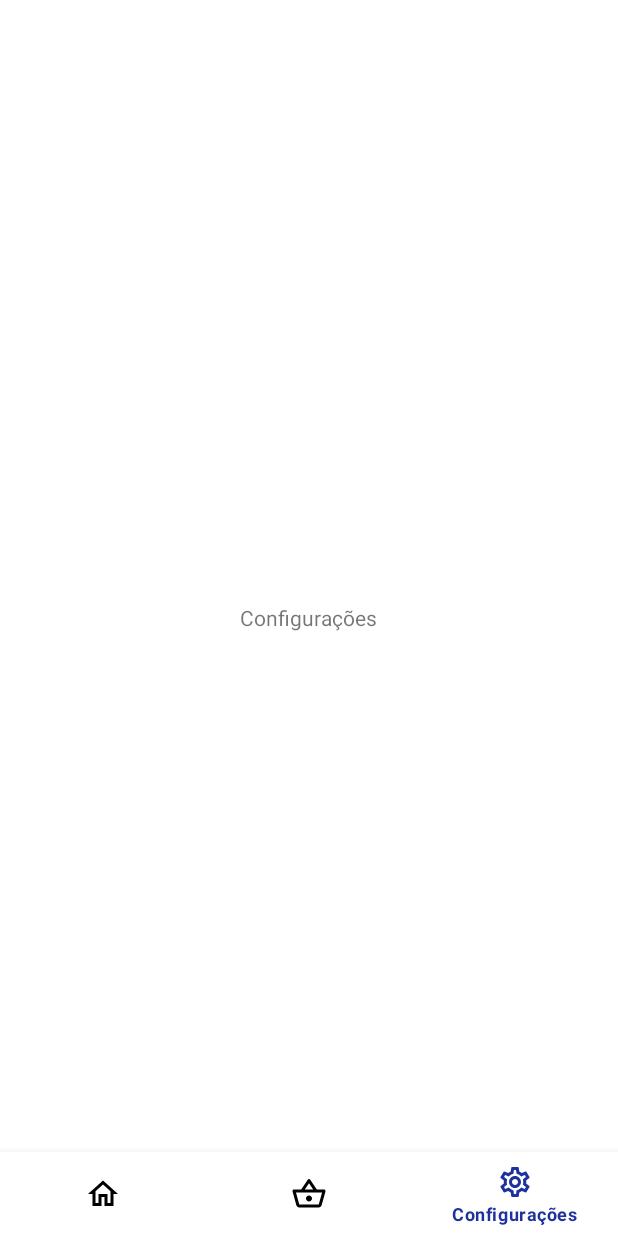
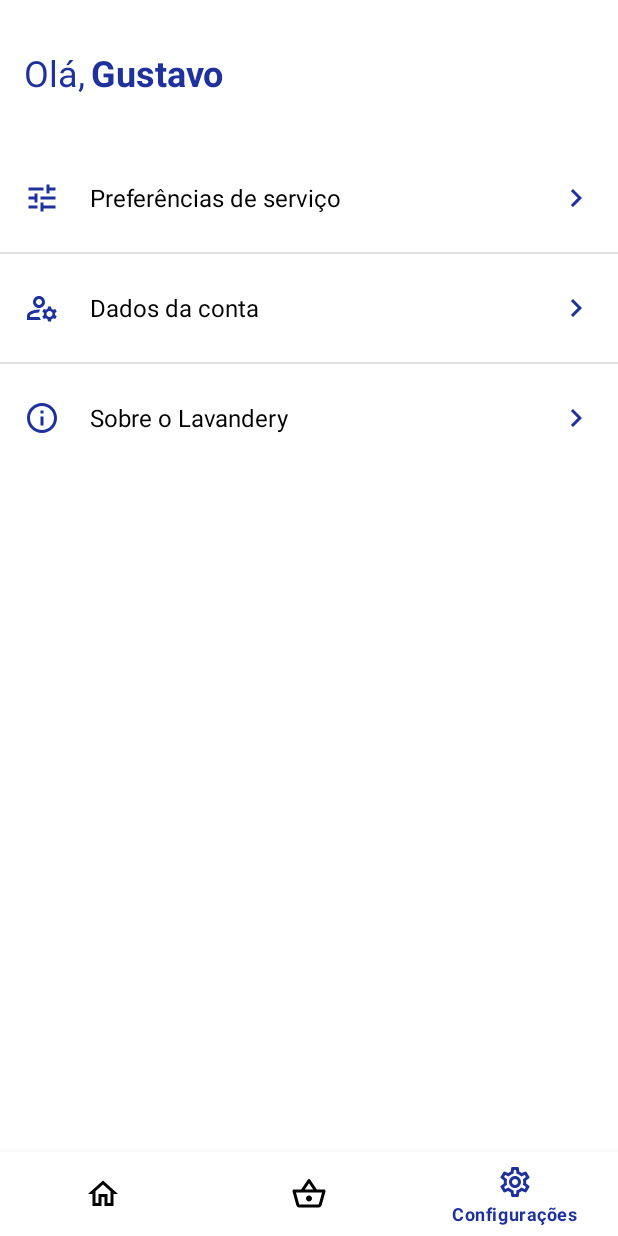
Before and after one commit to ivensgustavo/lavandery, an Android app: the HomeFragment screen opened directly, with no data from a screen before it, item 3 of the bottom bar chosen, on a phone screen of 412 x 824 dp. Run offline under Robolectric (Android 15) with nearby library versions, the phone set to English and light mode, and no system bars.

Commit message:
Create initial structure to settings screen

```diff
--- a/app/src/main/java/dadm/quixada/ufc/lavandery/HomeActivity.kt
+++ b/app/src/main/java/dadm/quixada/ufc/lavandery/HomeActivity.kt
@@ -2,11 +2,14 @@ package dadm.quixada.ufc.lavandery
 
 import androidx.appcompat.app.AppCompatActivity
 import android.os.Bundle
+import android.widget.ArrayAdapter
+import android.widget.ListView
 import androidx.fragment.app.Fragment
 import com.google.android.material.bottomnavigation.BottomNavigationView
 import dadm.quixada.ufc.lavandery.fragments.HomeFragment
 import dadm.quixada.ufc.lavandery.fragments.MyRequestsFragment
 import dadm.quixada.ufc.lavandery.fragments.SettingsFragment
+
 
 class HomeActivity : AppCompatActivity() {
 
--- /dev/null
+++ b/app/src/main/java/dadm/quixada/ufc/lavandery/adapters/SettingsAdapter.kt
@@ -0,0 +1,30 @@
+package dadm.quixada.ufc.lavandery.adapters
+
+import android.app.Activity
+import android.view.LayoutInflater
+import android.view.View
+import android.view.ViewGroup
+import android.widget.ArrayAdapter
+import android.widget.ImageView
+import android.widget.TextView
+import dadm.quixada.ufc.lavandery.R
+import dadm.quixada.ufc.lavandery.internalModels.SettingItem
+
+class SettingsAdapter(private val context: Activity, private val arrayList: ArrayList<SettingItem>)
+    : ArrayAdapter<SettingItem>(context, R.layout.settings_list_item, arrayList) {
+
+    override fun getView(position: Int, convertView: View?, parent: ViewGroup): View {
+
+        val inflater: LayoutInflater = LayoutInflater.from(context)
+        val view: View = inflater.inflate(R.layout.settings_list_item, null)
+
+        val setting = arrayList[position]
+        val settingIcon: ImageView = view.findViewById(R.id.setting_icon)
+        val settingName: TextView = view.findViewById(R.id.setting_name)
+
+        settingIcon.setImageResource(setting.settingIconId)
+        settingName.text = setting.settingName
+
+        return view
+    }
+}
--- a/app/src/main/java/dadm/quixada/ufc/lavandery/fragments/HomeFragment.kt
+++ b/app/src/main/java/dadm/quixada/ufc/lavandery/fragments/HomeFragment.kt
@@ -7,28 +7,7 @@ import android.view.View
 import android.view.ViewGroup
 import dadm.quixada.ufc.lavandery.R
 
-// TODO: Rename parameter arguments, choose names that match
-// the fragment initialization parameters, e.g. ARG_ITEM_NUMBER
-private const val ARG_PARAM1 = "param1"
-private const val ARG_PARAM2 = "param2"
-
-/**
- * A simple [Fragment] subclass.
- * Use the [HomeFragment.newInstance] factory method to
- * create an instance of this fragment.
- */
 class HomeFragment : Fragment() {
-    // TODO: Rename and change types of parameters
-    private var param1: String? = null
-    private var param2: String? = null
-
-    override fun onCreate(savedInstanceState: Bundle?) {
-        super.onCreate(savedInstanceState)
-        arguments?.let {
-            param1 = it.getString(ARG_PARAM1)
-            param2 = it.getString(ARG_PARAM2)
-        }
-    }
 
     override fun onCreateView(
         inflater: LayoutInflater, container: ViewGroup?,
@@ -37,24 +16,4 @@ class HomeFragment : Fragment() {
         // Inflate the layout for this fragment
         return inflater.inflate(R.layout.fragment_home, container, false)
     }
-
-    companion object {
-        /**
-         * Use this factory method to create a new instance of
-         * this fragment using the provided parameters.
-         *
-         * @param param1 Parameter 1.
-         * @param param2 Parameter 2.
-         * @return A new instance of fragment HomeFragment.
-         */
-        // TODO: Rename and change types and number of parameters
-        @JvmStatic
-        fun newInstance(param1: String, param2: String) =
-            HomeFragment().apply {
-                arguments = Bundle().apply {
-                    putString(ARG_PARAM1, param1)
-                    putString(ARG_PARAM2, param2)
-                }
-            }
-    }
 }
--- a/app/src/main/java/dadm/quixada/ufc/lavandery/fragments/MyRequestsFragment.kt
+++ b/app/src/main/java/dadm/quixada/ufc/lavandery/fragments/MyRequestsFragment.kt
@@ -7,28 +7,7 @@ import android.view.View
 import android.view.ViewGroup
 import dadm.quixada.ufc.lavandery.R
 
-// TODO: Rename parameter arguments, choose names that match
-// the fragment initialization parameters, e.g. ARG_ITEM_NUMBER
-private const val ARG_PARAM1 = "param1"
-private const val ARG_PARAM2 = "param2"
-
-/**
- * A simple [Fragment] subclass.
- * Use the [MyRequestsFragment.newInstance] factory method to
- * create an instance of this fragment.
- */
 class MyRequestsFragment : Fragment() {
-    // TODO: Rename and change types of parameters
-    private var param1: String? = null
-    private var param2: String? = null
-
-    override fun onCreate(savedInstanceState: Bundle?) {
-        super.onCreate(savedInstanceState)
-        arguments?.let {
-            param1 = it.getString(ARG_PARAM1)
-            param2 = it.getString(ARG_PARAM2)
-        }
-    }
 
     override fun onCreateView(
         inflater: LayoutInflater, container: ViewGroup?,
@@ -37,24 +16,4 @@ class MyRequestsFragment : Fragment() {
         // Inflate the layout for this fragment
         return inflater.inflate(R.layout.fragment_my_requests, container, false)
     }
-
-    companion object {
-        /**
-         * Use this factory method to create a new instance of
-         * this fragment using the provided parameters.
-         *
-         * @param param1 Parameter 1.
-         * @param param2 Parameter 2.
-         * @return A new instance of fragment MyRequestsFragment.
-         */
-        // TODO: Rename and change types and number of parameters
-        @JvmStatic
-        fun newInstance(param1: String, param2: String) =
-            MyRequestsFragment().apply {
-                arguments = Bundle().apply {
-                    putString(ARG_PARAM1, param1)
-                    putString(ARG_PARAM2, param2)
-                }
-            }
-    }
 }
--- a/app/src/main/java/dadm/quixada/ufc/lavandery/fragments/SettingsFragment.kt
+++ b/app/src/main/java/dadm/quixada/ufc/lavandery/fragments/SettingsFragment.kt
@@ -5,30 +5,12 @@ import androidx.fragment.app.Fragment
 import android.view.LayoutInflater
 import android.view.View
 import android.view.ViewGroup
+import android.widget.ListView
 import dadm.quixada.ufc.lavandery.R
+import dadm.quixada.ufc.lavandery.adapters.SettingsAdapter
+import dadm.quixada.ufc.lavandery.internalModels.SettingItem
 
-// TODO: Rename parameter arguments, choose names that match
-// the fragment initialization parameters, e.g. ARG_ITEM_NUMBER
-private const val ARG_PARAM1 = "param1"
-private const val ARG_PARAM2 = "param2"
-
-/**
- * A simple [Fragment] subclass.
- * Use the [SettingsFragment.newInstance] factory method to
- * create an instance of this fragment.
- */
 class SettingsFragment : Fragment() {
-    // TODO: Rename and change types of parameters
-    private var param1: String? = null
-    private var param2: String? = null
-
-    override fun onCreate(savedInstanceState: Bundle?) {
-        super.onCreate(savedInstanceState)
-        arguments?.let {
-            param1 = it.getString(ARG_PARAM1)
-            param2 = it.getString(ARG_PARAM2)
-        }
-    }
 
     override fun onCreateView(
         inflater: LayoutInflater, container: ViewGroup?,
@@ -38,23 +20,17 @@ class SettingsFragment : Fragment() {
         return inflater.inflate(R.layout.fragment_settings, container, false)
     }
 
-    companion object {
-        /**
-         * Use this factory method to create a new instance of
-         * this fragment using the provided parameters.
-         *
-         * @param param1 Parameter 1.
-         * @param param2 Parameter 2.
-         * @return A new instance of fragment SettingsFragment.
-         */
-        // TODO: Rename and change types and number of parameters
-        @JvmStatic
-        fun newInstance(param1: String, param2: String) =
-            SettingsFragment().apply {
-                arguments = Bundle().apply {
-                    putString(ARG_PARAM1, param1)
-                    putString(ARG_PARAM2, param2)
-                }
-            }
+    override fun onViewCreated(view: View, savedInstanceState: Bundle?) {
+        super.onViewCreated(view, savedInstanceState)
+
+        val settingsList: ArrayList<SettingItem> = ArrayList()
+
+        settingsList.add(SettingItem("Preferências de serviço", R.drawable.ic_services_preferences))
+        settingsList.add(SettingItem("Dados da conta", R.drawable.ic_account_settings))
+        settingsList.add(SettingItem("Sobre o Lavandery", R.drawable.ic_outline_info))
+
+        val adapter = SettingsAdapter(requireActivity(), settingsList)
+        val listView: ListView = view.findViewById(R.id.settings_list_view)
+        listView.adapter = adapter
     }
 }
--- /dev/null
+++ b/app/src/main/java/dadm/quixada/ufc/lavandery/internalModels/SettingItem.kt
@@ -0,0 +1,4 @@
+package dadm.quixada.ufc.lavandery.internalModels
+
+class SettingItem(var settingName: String, var settingIconId: Int) {
+}
--- a/app/src/main/res/drawable/bg_text.xml
+++ /dev/null
@@ -1,7 +0,0 @@
-<?xml version="1.0" encoding="utf-8"?>
-<shape xmlns:android="http://schemas.android.com/apk/res/android"
-    android:shape="rectangle">
-    <solid android:color="#42000000"/>
-    <corners android:radius="5dp"/>
-
-</shape>
--- /dev/null
+++ b/app/src/main/res/drawable/ic_account_settings.xml
@@ -0,0 +1,7 @@
+<vector android:height="24dp" android:tint="#1E319D"
+    android:viewportHeight="24" android:viewportWidth="24"
+    android:width="24dp" xmlns:android="http://schemas.android.com/apk/res/android">
+    <path android:fillColor="@android:color/white" android:pathData="M4,18v-0.65c0,-0.34 0.16,-0.66 0.41,-0.81C6.1,15.53 8.03,15 10,15c0.03,0 0.05,0 0.08,0.01c0.1,-0.7 0.3,-1.37 0.59,-1.98C10.45,13.01 10.23,13 10,13c-2.42,0 -4.68,0.67 -6.61,1.82C2.51,15.34 2,16.32 2,17.35V20h9.26c-0.42,-0.6 -0.75,-1.28 -0.97,-2H4z"/>
+    <path android:fillColor="@android:color/white" android:pathData="M10,12c2.21,0 4,-1.79 4,-4s-1.79,-4 -4,-4C7.79,4 6,5.79 6,8S7.79,12 10,12zM10,6c1.1,0 2,0.9 2,2s-0.9,2 -2,2c-1.1,0 -2,-0.9 -2,-2S8.9,6 10,6z"/>
+    <path android:fillColor="@android:color/white" android:pathData="M20.75,16c0,-0.22 -0.03,-0.42 -0.06,-0.63l1.14,-1.01l-1,-1.73l-1.45,0.49c-0.32,-0.27 -0.68,-0.48 -1.08,-0.63L18,11h-2l-0.3,1.49c-0.4,0.15 -0.76,0.36 -1.08,0.63l-1.45,-0.49l-1,1.73l1.14,1.01c-0.03,0.21 -0.06,0.41 -0.06,0.63s0.03,0.42 0.06,0.63l-1.14,1.01l1,1.73l1.45,-0.49c0.32,0.27 0.68,0.48 1.08,0.63L16,21h2l0.3,-1.49c0.4,-0.15 0.76,-0.36 1.08,-0.63l1.45,0.49l1,-1.73l-1.14,-1.01C20.72,16.42 20.75,16.22 20.75,16zM17,18c-1.1,0 -2,-0.9 -2,-2s0.9,-2 2,-2s2,0.9 2,2S18.1,18 17,18z"/>
+</vector>
--- /dev/null
+++ b/app/src/main/res/drawable/ic_outline_info.xml
@@ -0,0 +1,5 @@
+<vector android:height="24dp" android:tint="#1E319D"
+    android:viewportHeight="24" android:viewportWidth="24"
+    android:width="24dp" xmlns:android="http://schemas.android.com/apk/res/android">
+    <path android:fillColor="@android:color/white" android:pathData="M11,7h2v2h-2zM11,11h2v6h-2zM12,2C6.48,2 2,6.48 2,12s4.48,10 10,10 10,-4.48 10,-10S17.52,2 12,2zM12,20c-4.41,0 -8,-3.59 -8,-8s3.59,-8 8,-8 8,3.59 8,8 -3.59,8 -8,8z"/>
+</vector>
--- /dev/null
+++ b/app/src/main/res/drawable/ic_services_preferences.xml
@@ -0,0 +1,5 @@
+<vector android:height="24dp" android:tint="#1E319D"
+    android:viewportHeight="24" android:viewportWidth="24"
+    android:width="24dp" xmlns:android="http://schemas.android.com/apk/res/android">
+    <path android:fillColor="@android:color/white" android:pathData="M3,17v2h6v-2L3,17zM3,5v2h10L13,5L3,5zM13,21v-2h8v-2h-8v-2h-2v6h2zM7,9v2L3,11v2h4v2h2L9,9L7,9zM21,13v-2L11,11v2h10zM15,9h2L17,7h4L21,5h-4L17,3h-2v6z"/>
+</vector>
--- /dev/null
+++ b/app/src/main/res/drawable/ic_single_arrow_right.xml
@@ -0,0 +1,5 @@
+<vector android:autoMirrored="true" android:height="24dp"
+    android:tint="#1E319D" android:viewportHeight="24"
+    android:viewportWidth="24" android:width="24dp" xmlns:android="http://schemas.android.com/apk/res/android">
+    <path android:fillColor="@android:color/white" android:pathData="M8.59,16.59L13.17,12 8.59,7.41 10,6l6,6 -6,6 -1.41,-1.41z"/>
+</vector>
--- a/app/src/main/res/layout/fragment_settings.xml
+++ b/app/src/main/res/layout/fragment_settings.xml
@@ -5,14 +5,35 @@
     android:layout_height="match_parent"
     tools:context=".fragments.SettingsFragment">
 
-    <RelativeLayout
-        android:layout_width="match_parent"
-        android:layout_height="match_parent">
-        <TextView
-            android:layout_width="wrap_content"
+        <LinearLayout
+            android:layout_width="match_parent"
             android:layout_height="wrap_content"
-            android:layout_centerInParent="true"
-            android:text="Configurações"/>
-    </RelativeLayout>
+            android:layout_marginTop="32dp"
+            android:layout_marginStart="16dp">
+            <TextView
+                android:layout_width="wrap_content"
+                android:layout_height="wrap_content"
+                android:text="@string/hello_user_label"
+                android:textSize="24sp"
+                android:textColor="@color/main_blue"/>
+
+            <TextView
+                android:id="@+id/user_name_in_settings_screen"
+                android:layout_width="wrap_content"
+                android:layout_height="wrap_content"
+                android:layout_marginStart="4dp"
+                android:text="@string/mock_user_name_in_settings_screen"
+                android:textSize="24sp"
+                android:textStyle="bold"
+                android:textColor="@color/main_blue"/>
+        </LinearLayout>
+
+        <ListView
+            android:id="@+id/settings_list_view"
+            android:layout_width="match_parent"
+            android:layout_height="wrap_content"
+            android:layout_marginTop="96dp"
+            android:elevation="8dp"/>
+
 
 </FrameLayout>
--- /dev/null
+++ b/app/src/main/res/layout/settings_list_item.xml
@@ -0,0 +1,44 @@
+<?xml version="1.0" encoding="utf-8"?>
+<LinearLayout xmlns:android="http://schemas.android.com/apk/res/android"
+    android:orientation="vertical"
+    android:layout_width="match_parent"
+    android:layout_height="match_parent"
+    android:paddingStart="16dp"
+    android:paddingTop="24dp"
+    android:paddingEnd="16dp"
+    android:paddingBottom="24dp">
+
+    <RelativeLayout
+        android:layout_width="match_parent"
+        android:layout_height="wrap_content">
+
+        <LinearLayout
+            android:layout_width="match_parent"
+            android:layout_height="wrap_content">
+            <ImageView
+                android:id="@+id/setting_icon"
+                android:layout_width="wrap_content"
+                android:layout_height="wrap_content"
+                android:src="@drawable/ic_outline_settings"/>
+            <TextView
+                android:id="@+id/setting_name"
+                android:layout_width="wrap_content"
+                android:layout_height="wrap_content"
+                android:layout_gravity="center_vertical"
+                android:layout_marginStart="20dp"
+                android:textSize="16sp"
+                android:textColor="@color/black"
+                android:text="Texto do item aqui"/>
+
+        </LinearLayout>
+
+        <ImageView
+            android:layout_width="wrap_content"
+            android:layout_height="wrap_content"
+            android:layout_centerInParent="true"
+            android:layout_alignParentEnd="true"
+            android:src="@drawable/ic_single_arrow_right"/>
+
+    </RelativeLayout>
+
+</LinearLayout>
--- a/app/src/main/res/values/strings.xml
+++ b/app/src/main/res/values/strings.xml
@@ -18,4 +18,6 @@
     <string name="create_account_label">Criar conta</string>
     <string name="sign_in_label">Faça login</string>
     <string name="already_have_an_account">Já tem uma conta?</string>
+    <string name="hello_user_label">Olá,</string>
+    <string name="mock_user_name_in_settings_screen">Gustavo</string>
 </resources>
```
